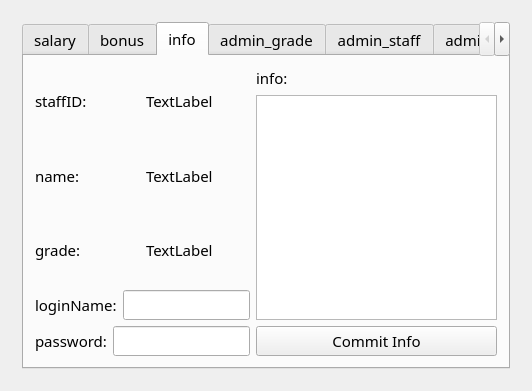
Preffer/MySalary, file mysalary.ui: the form before one commit.
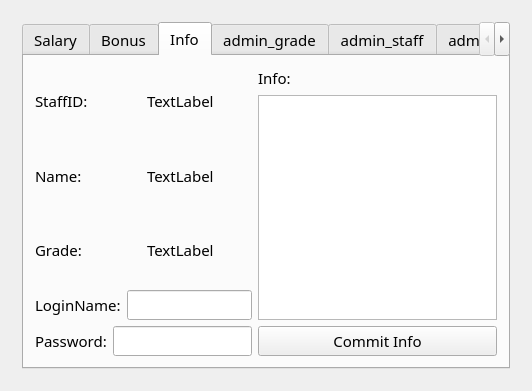
The form after the commit. The open tabs and pages were chosen to show the change. Icons and pictures are not drawn.

The edit to the form file:
```diff
--- a/mysalary.ui
+++ b/mysalary.ui
@@ -164,7 +164,7 @@
           </property>
           <widget class="QWidget" name="salary">
            <attribute name="title">
-            <string>salary</string>
+            <string>Salary</string>
            </attribute>
            <layout class="QGridLayout" name="gridLayout_5">
             <item row="0" column="0">
@@ -196,7 +196,7 @@
             </font>
            </property>
            <attribute name="title">
-            <string>bonus</string>
+            <string>Bonus</string>
            </attribute>
            <layout class="QGridLayout" name="gridLayout_10">
             <item row="0" column="0">
@@ -220,7 +220,7 @@
             <bool>true</bool>
            </property>
            <attribute name="title">
-            <string>info</string>
+            <string>Info</string>
            </attribute>
            <layout class="QGridLayout" name="gridLayout_9">
             <item row="0" column="0">
@@ -232,7 +232,7 @@
                   <item>
                    <widget class="QLabel" name="label_staffID">
                     <property name="text">
-                     <string>staffID:</string>
+                     <string>StaffID:</string>
                     </property>
                    </widget>
                   </item>
@@ -250,7 +250,7 @@
                   <item>
                    <widget class="QLabel" name="label_name">
                     <property name="text">
-                     <string>name:</string>
+                     <string>Name:</string>
                     </property>
                    </widget>
                   </item>
@@ -268,7 +268,7 @@
                   <item>
                    <widget class="QLabel" name="label_grade">
                     <property name="text">
-                     <string>grade:</string>
+                     <string>Grade:</string>
                     </property>
                    </widget>
                   </item>
@@ -286,7 +286,7 @@
                   <item>
                    <widget class="QLabel" name="label_loginName">
                     <property name="text">
-                     <string>loginName:</string>
+                     <string>LoginName:</string>
                     </property>
                    </widget>
                   </item>
@@ -300,7 +300,7 @@
                   <item>
                    <widget class="QLabel" name="label_password_2">
                     <property name="text">
-                     <string>password:</string>
+                     <string>Password:</string>
                     </property>
                    </widget>
                   </item>
@@ -320,7 +320,7 @@
                 <item>
                  <widget class="QLabel" name="label_info">
                   <property name="text">
-                   <string>info:</string>
+                   <string>Info:</string>
                   </property>
                  </widget>
                 </item>
```
